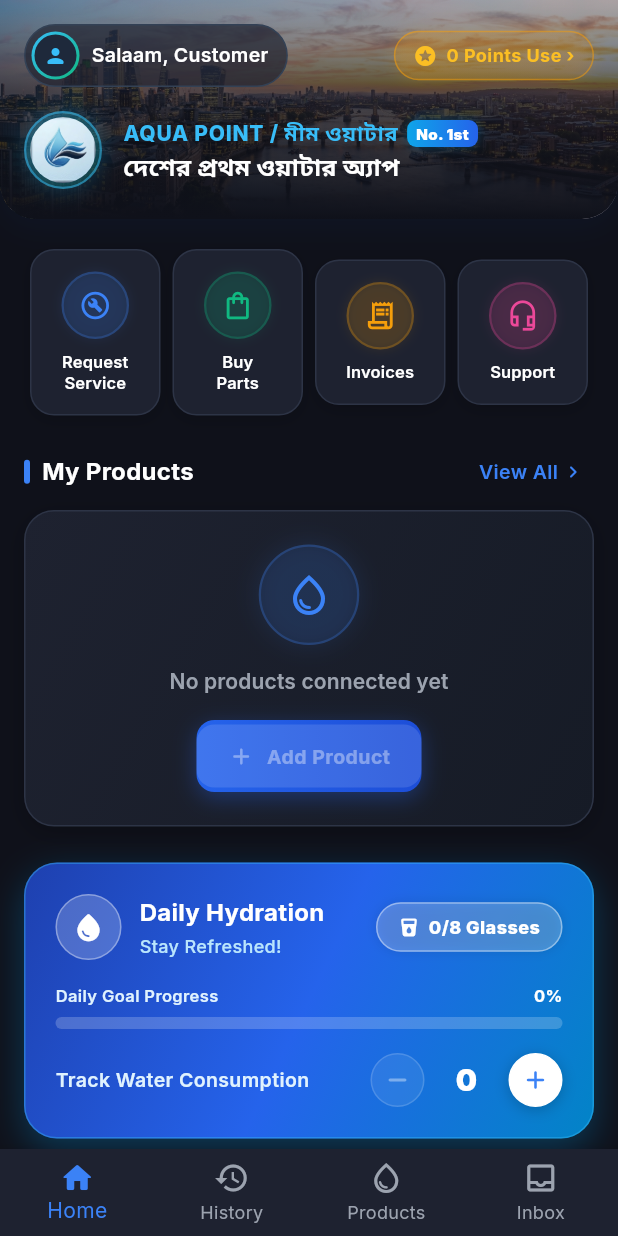
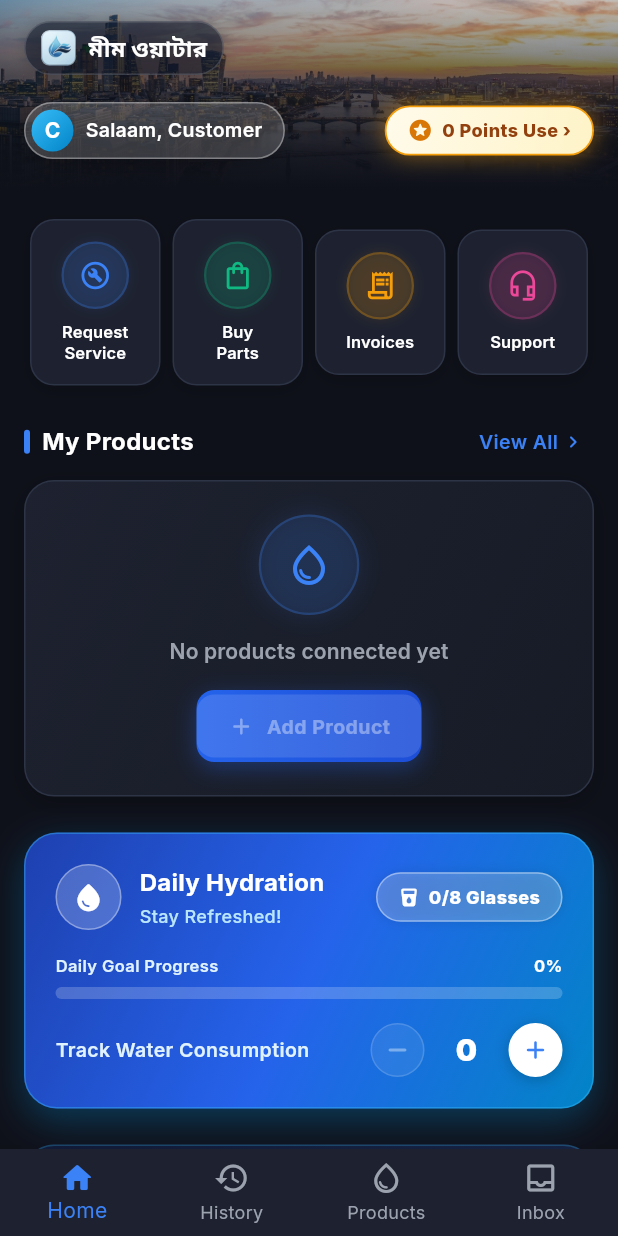
Before and after one commit to mahbubshihab/aqua_point_user_app, a Flutter app: the screen it shows after launch, on a phone screen of 412 x 824 dp. Run offline on Flutter 3.47's test engine with Material 3 defaults, Android fonts, the light colour scheme and no system bars; our stand-ins replace equatable, flutter_bloc, gap, google_fonts; network calls fail.

Commit message:
style(home): simplify header banner layout to customer profile and points badge matching demo 2

```diff
--- a/lib/features/home/presentation/widgets/home_header_banner.dart
+++ b/lib/features/home/presentation/widgets/home_header_banner.dart
@@ -1,5 +1,4 @@
 import 'package:flutter/material.dart';
-import '../../../../core/theme/app_colors.dart';
 
 class HomeHeaderBanner extends StatelessWidget {
   final String title;
@@ -11,7 +10,7 @@
   const HomeHeaderBanner({
     super.key,
     this.title = 'Salaam, Customer',
-    this.subtitle = 'No. 1st দেশের প্রথম ওয়াটার অ্যাপ',
+    this.subtitle = '',
     this.points = 0,
     this.onPointsTap,
     this.onProfileTap,
@@ -19,22 +18,11 @@
 
   @override
   Widget build(BuildContext context) {
-    final topPadding = MediaQuery.of(context).padding.top + 16.0;
+    final topPadding = MediaQuery.of(context).padding.top + 14.0;
 
     return Container(
       width: double.infinity,
-      decoration: BoxDecoration(
-        borderRadius: const BorderRadius.vertical(bottom: Radius.circular(24)),
-        boxShadow: [
-          BoxShadow(
-            color: const Color(0xFF0F172A).withValues(alpha: 0.6),
-            blurRadius: 16,
-            offset: const Offset(0, 6),
-          ),
-        ],
-      ),
-      child: ClipRRect(
-        borderRadius: const BorderRadius.vertical(bottom: Radius.circular(24)),
+      color: const Color(0xFF0F111A),
       child: Stack(
         children: [
           // Custom Cityscape Background Banner Image
@@ -44,7 +32,7 @@
               fit: BoxFit.cover,
               width: double.infinity,
               errorBuilder: (context, error, stackTrace) => Container(
-                  color: const Color(0xFF0F172A),
+                color: const Color(0xFF0F111A),
                 child: const Center(
                   child: Icon(
                     Icons.water_drop_rounded,
@@ -55,16 +43,18 @@
               ),
             ),
           ),
-            // Dark Gradient Overlay fading seamlessly into the dark theme (#0F111A)
+          // Dark Gradient Overlay fading seamlessly into background color (#0F111A)
           Positioned.fill(
             child: Container(
               decoration: BoxDecoration(
                 gradient: LinearGradient(
                   colors: [
-                      const Color(0xFF0F172A).withValues(alpha: 0.35),
-                      const Color(0xFF0F111A).withValues(alpha: 0.75),
+                    const Color(0xFF0F111A).withValues(alpha: 0.25),
+                    const Color(0xFF0F111A).withValues(alpha: 0.65),
+                    const Color(0xFF0F111A).withValues(alpha: 0.95),
                     const Color(0xFF0F111A),
                   ],
+                  stops: const [0.0, 0.45, 0.8, 1.0],
                   begin: Alignment.topCenter,
                   end: Alignment.bottomCenter,
                 ),
@@ -81,12 +71,67 @@
             ),
             child: Column(
               crossAxisAlignment: CrossAxisAlignment.start,
+              mainAxisSize: MainAxisSize.min,
               children: [
-                  // Top Row: Customer Profile Chip & Reward Points Pill Button
+                // Top Row: Brand Logo & Title Badge
+                Row(
+                  children: [
+                    Container(
+                      padding: const EdgeInsets.symmetric(horizontal: 10, vertical: 5),
+                      decoration: BoxDecoration(
+                        color: const Color(0xFF0F172A).withValues(alpha: 0.55),
+                        borderRadius: BorderRadius.circular(20),
+                        border: Border.all(
+                          color: Colors.white.withValues(alpha: 0.15),
+                          width: 1,
+                        ),
+                        boxShadow: [
+                          BoxShadow(
+                            color: Colors.black.withValues(alpha: 0.2),
+                            blurRadius: 8,
+                          ),
+                        ],
+                      ),
+                      child: Row(
+                        mainAxisSize: MainAxisSize.min,
+                        children: [
+                          ClipRRect(
+                            borderRadius: BorderRadius.circular(6),
+                            child: Image.asset(
+                              'assets/images/app_logo.png',
+                              height: 24,
+                              width: 24,
+                              fit: BoxFit.contain,
+                              errorBuilder: (context, error, stackTrace) => const Icon(
+                                Icons.water_drop_rounded,
+                                size: 20,
+                                color: Color(0xFF38BDF8),
+                              ),
+                            ),
+                          ),
+                          const SizedBox(width: 8),
+                          const Text(
+                            'মীম ওয়াটার',
+                            style: TextStyle(
+                              fontSize: 15,
+                              fontWeight: FontWeight.w800,
+                              color: Colors.white,
+                              letterSpacing: 0.3,
+                            ),
+                          ),
+                        ],
+                      ),
+                    ),
+                  ],
+                ),
+
+                const SizedBox(height: 18),
+
+                // Main Row: Customer Profile Chip & Reward Points Pill Button
                 Row(
                   mainAxisAlignment: MainAxisAlignment.spaceBetween,
                   children: [
-                      // Profile Chip with Avatar Status Ring
+                    // Left Pill Widget: White Glass Surface Profile Chip
                     Material(
                       color: Colors.transparent,
                       child: InkWell(
@@ -95,42 +140,50 @@
                         child: Container(
                           padding: const EdgeInsets.only(
                             left: 4,
-                              right: 12,
+                            right: 14,
                             top: 4,
                             bottom: 4,
                           ),
                           decoration: BoxDecoration(
-                              color: AppColors.cardBackground.withValues(alpha: 0.7),
+                            color: Colors.white.withValues(alpha: 0.18),
                             borderRadius: BorderRadius.circular(30),
                             border: Border.all(
-                                color: const Color(0xFF334155),
+                              color: Colors.white.withValues(alpha: 0.35),
                               width: 1,
                             ),
+                            boxShadow: [
+                              BoxShadow(
+                                color: Colors.black.withValues(alpha: 0.2),
+                                blurRadius: 10,
+                                offset: const Offset(0, 3),
+                              ),
+                            ],
                           ),
                           child: Row(
                             mainAxisSize: MainAxisSize.min,
                             children: [
-                                // Avatar with Status Ring
                               Container(
-                                  padding: const EdgeInsets.all(2),
+                                width: 28,
+                                height: 28,
                                 decoration: const BoxDecoration(
                                   shape: BoxShape.circle,
                                   gradient: LinearGradient(
                                     colors: [
                                       Color(0xFF38BDF8),
-                                        Color(0xFF10B981),
+                                      Color(0xFF0284C7),
                                     ],
                                     begin: Alignment.topLeft,
                                     end: Alignment.bottomRight,
                                   ),
                                 ),
-                                  child: const CircleAvatar(
-                                    radius: 14,
-                                    backgroundColor: Color(0xFF1E293B),
-                                    child: Icon(
-                                      Icons.person_rounded,
-                                      size: 16,
-                                      color: Color(0xFF38BDF8),
+                                child: const Center(
+                                  child: Text(
+                                    'C',
+                                    style: TextStyle(
+                                      fontSize: 14,
+                                      fontWeight: FontWeight.bold,
+                                      color: Colors.white,
+                                    ),
                                   ),
                                 ),
                               ),
@@ -140,7 +193,7 @@
                                 style: const TextStyle(
                                   fontSize: 13,
                                   fontWeight: FontWeight.w600,
-                                    color: AppColors.textPrimary,
+                                  color: Colors.white,
                                   letterSpacing: 0.2,
                                 ),
                               ),
@@ -150,34 +203,36 @@
                       ),
                     ),
 
-                      // Glowing Reward Points Pill Button
+                    // Right Pill Widget: Glowing Gold/White Pill Button
                     Material(
                       color: Colors.transparent,
                       child: InkWell(
                         onTap: onPointsTap,
-                          borderRadius: BorderRadius.circular(20),
+                        borderRadius: BorderRadius.circular(30),
                         child: Container(
                           padding: const EdgeInsets.symmetric(
-                              horizontal: 12,
+                            horizontal: 14,
                             vertical: 7,
                           ),
                           decoration: BoxDecoration(
-                              gradient: LinearGradient(
+                            gradient: const LinearGradient(
                               colors: [
-                                  const Color(0xFFF59E0B).withValues(alpha: 0.2),
-                                  const Color(0xFFD97706).withValues(alpha: 0.1),
+                                Color(0xFFFFFBEB),
+                                Color(0xFFFEF3C7),
                               ],
+                              begin: Alignment.topLeft,
+                              end: Alignment.bottomRight,
                             ),
-                              borderRadius: BorderRadius.circular(20),
+                            borderRadius: BorderRadius.circular(30),
                             border: Border.all(
-                                color: const Color(0xFFF59E0B).withValues(alpha: 0.5),
-                                width: 1,
+                              color: const Color(0xFFF59E0B),
+                              width: 1.2,
                             ),
                             boxShadow: [
                               BoxShadow(
-                                  color: const Color(0xFFF59E0B).withValues(alpha: 0.15),
-                                  blurRadius: 8,
-                                  spreadRadius: 0,
+                                color: const Color(0xFFF59E0B).withValues(alpha: 0.45),
+                                blurRadius: 12,
+                                spreadRadius: 1,
                               ),
                             ],
                           ),
@@ -186,16 +241,16 @@
                             children: [
                               const Icon(
                                 Icons.stars_rounded,
-                                  size: 16,
-                                  color: Color(0xFFFBBF24),
+                                size: 17,
+                                color: Color(0xFFD97706),
                               ),
                               const SizedBox(width: 6),
                               Text(
                                 '$points Points Use \u203A',
                                 style: const TextStyle(
                                   fontSize: 12,
-                                    fontWeight: FontWeight.w700,
-                                    color: Color(0xFFFBBF24),
+                                  fontWeight: FontWeight.w800,
+                                  color: Color(0xFF92400E),
                                   letterSpacing: 0.3,
                                 ),
                               ),
@@ -206,136 +261,11 @@
                     ),
                   ],
                 ),
-
-                  const SizedBox(height: 16),
-
-                  // Brand Logo & Tagline Row with Circular Glass Container
-                  Row(
-                    crossAxisAlignment: CrossAxisAlignment.center,
-                    children: [
-                      // Circular Glass Container holding the Aqua Point Logo
-                      Container(
-                        width: 52,
-                        height: 52,
-                        decoration: BoxDecoration(
-                          shape: BoxShape.circle,
-                          gradient: LinearGradient(
-                            colors: [
-                              const Color(0xFF38BDF8).withValues(alpha: 0.25),
-                              const Color(0xFF10B981).withValues(alpha: 0.15),
-                            ],
-                            begin: Alignment.topLeft,
-                            end: Alignment.bottomRight,
-                          ),
-                          border: Border.all(
-                            color: const Color(0xFF38BDF8).withValues(alpha: 0.5),
-                            width: 1.5,
-                          ),
-                          boxShadow: [
-                            BoxShadow(
-                              color: const Color(0xFF0EA5E9).withValues(alpha: 0.25),
-                              blurRadius: 12,
-                              spreadRadius: 1,
-                            ),
-                          ],
-                        ),
-                        padding: const EdgeInsets.all(2.5),
-                        child: ClipOval(
-                          child: Image.asset(
-                            'assets/images/app_logo.png',
-                            fit: BoxFit.cover,
-                            errorBuilder: (context, error, stackTrace) => Image.asset(
-                              'assets/images/app_logo.jpg',
-                              fit: BoxFit.cover,
-                              errorBuilder: (context, error, stackTrace) => const Icon(
-                                Icons.water_drop_rounded,
-                                size: 28,
-                                color: Color(0xFF38BDF8),
-                              ),
-                            ),
-                          ),
-                        ),
-                      ),
-                      const SizedBox(width: 14),
-                      // Brand Title & Tagline Details
-                      Expanded(
-                        child: Column(
-                          crossAxisAlignment: CrossAxisAlignment.start,
-                          children: [
-                            Wrap(
-                              crossAxisAlignment: WrapCrossAlignment.center,
-                              spacing: 6,
-                              runSpacing: 4,
-                              children: [
-                                const Text(
-                                  'AQUA POINT / মীম ওয়াটার',
-                                  style: TextStyle(
-                                    fontSize: 14,
-                                    fontWeight: FontWeight.w800,
-                                    color: Color(0xFF38BDF8),
-                                    letterSpacing: 0.5,
-                                  ),
-                                ),
-                                Container(
-                                  padding: const EdgeInsets.symmetric(
-                                    horizontal: 6,
-                                    vertical: 2,
-                                  ),
-                                  decoration: BoxDecoration(
-                                    gradient: const LinearGradient(
-                                      colors: [
-                                        Color(0xFF0EA5E9),
-                                        Color(0xFF2563EB),
-                                      ],
-                                    ),
-                                    borderRadius: BorderRadius.circular(6),
-                                    boxShadow: [
-                                      BoxShadow(
-                                        color: const Color(0xFF0EA5E9)
-                                            .withValues(alpha: 0.3),
-                                        blurRadius: 6,
-                                      ),
-                                    ],
-                                  ),
-                                  child: const Text(
-                                    'No. 1st',
-                                    style: TextStyle(
-                                      fontSize: 10,
-                                      fontWeight: FontWeight.w900,
-                                      color: Colors.white,
-                                    ),
-                                  ),
-                                ),
-                              ],
-                            ),
-                            const SizedBox(height: 2),
-                            Text(
-                              subtitle.contains('দেশের প্রথম ওয়াটার অ্যাপ')
-                                  ? (subtitle.startsWith('১ম - ')
-                                      ? subtitle.replaceFirst('১ম - ', '')
-                                      : (subtitle.startsWith('No. 1st ')
-                                          ? subtitle.replaceFirst('No. 1st ', '')
-                                          : subtitle))
-                                  : subtitle,
-                              style: const TextStyle(
-                                fontSize: 16,
-                                fontWeight: FontWeight.bold,
-                                color: AppColors.textPrimary,
-                                letterSpacing: 0.2,
-                                height: 1.2,
-                              ),
-                            ),
               ],
             ),
           ),
         ],
       ),
-                ],
-              ),
-            ),
-          ],
-        ),
-      ),
     );
   }
 }
```
Lines whose indentation alone changed are shown as unchanged.
